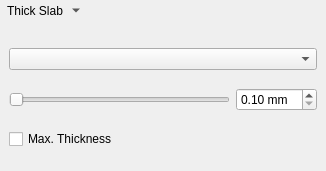
Old version of the form starviewer/src/core/qthickslabwidgetbase.ui in the repository starviewer-medical/starviewer.
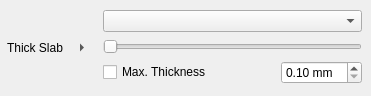
New version of the form. Icons and pictures are not drawn.

Commit message:
ENH: New UI for thick slab. #2896
The submenu widget has been transformed in a widget on the side that can
be shown or hidden. The button with its side widget have been moved to
the right end of the toolbar to avoid moving other buttons when the side
widget is toggled. In addition, the whole toolbar is in a scroll area so
it can fit in small screens.

Patch:
```diff
--- a/starviewer/src/core/qthickslabwidgetbase.ui
+++ b/starviewer/src/core/qthickslabwidgetbase.ui
@@ -6,14 +6,14 @@
    <rect>
     <x>0</x>
     <y>0</y>
-    <width>326</width>
-    <height>171</height>
+    <width>371</width>
+    <height>96</height>
    </rect>
   </property>
-  <property name="windowTitle">
-   <string>Form</string>
-  </property>
-  <layout class="QVBoxLayout" name="verticalLayout_2">
+  <layout class="QHBoxLayout" name="horizontalLayout_2">
+   <property name="spacing">
+    <number>0</number>
+   </property>
    <property name="leftMargin">
     <number>0</number>
    </property>
@@ -27,7 +27,7 @@
     <number>0</number>
    </property>
    <item>
-    <widget class="QToolButton" name="m_toolButton">
+    <widget class="QToolButton" name="m_mainToolButton">
      <property name="text">
       <string>Thick Slab</string>
      </property>
@@ -44,9 +44,6 @@
      <property name="checkable">
       <bool>true</bool>
      </property>
-     <property name="popupMode">
-      <enum>QToolButton::MenuButtonPopup</enum>
-     </property>
      <property name="toolButtonStyle">
       <enum>Qt::ToolButtonTextUnderIcon</enum>
      </property>
@@ -56,23 +53,46 @@
     </widget>
    </item>
    <item>
-    <widget class="QWidget" name="m_menuWidget" native="true">
+    <widget class="QToolButton" name="m_arrowToolButton">
+     <property name="autoRaise">
+      <bool>true</bool>
+     </property>
+     <property name="arrowType">
+      <enum>Qt::RightArrow</enum>
+     </property>
+    </widget>
+   </item>
+   <item>
+    <widget class="QWidget" name="m_optionsWidget" native="true">
      <layout class="QVBoxLayout" name="verticalLayout">
       <item>
        <widget class="QComboBox" name="m_projectionModeComboBox"/>
       </item>
+      <item>
+       <widget class="QSlider" name="m_slabThicknessSlider">
+        <property name="minimumSize">
+         <size>
+          <width>256</width>
+          <height>0</height>
+         </size>
+        </property>
+        <property name="orientation">
+         <enum>Qt::Horizontal</enum>
+        </property>
+       </widget>
+      </item>
       <item>
        <layout class="QHBoxLayout" name="horizontalLayout">
         <item>
-         <widget class="QSlider" name="m_slabThicknessSlider">
-          <property name="minimumSize">
-           <size>
-            <width>200</width>
-            <height>0</height>
-           </size>
+         <widget class="QCheckBox" name="m_maximumThicknessCheckBox">
+          <property name="sizePolicy">
+           <sizepolicy hsizetype="MinimumExpanding" vsizetype="Fixed">
+            <horstretch>0</horstretch>
+            <verstretch>0</verstretch>
+           </sizepolicy>
           </property>
-          <property name="orientation">
-           <enum>Qt::Horizontal</enum>
+          <property name="text">
+           <string>Max. Thickness</string>
           </property>
          </widget>
         </item>
@@ -97,13 +117,6 @@
         </item>
        </layout>
       </item>
-      <item>
-       <widget class="QCheckBox" name="m_maximumThicknessCheckBox">
-        <property name="text">
-         <string>Max. Thickness</string>
-        </property>
-       </widget>
-      </item>
      </layout>
     </widget>
    </item>
```
Left out of the diff: 7 changed lines with no effect on the pictures. The commit also changes 7 other files.
